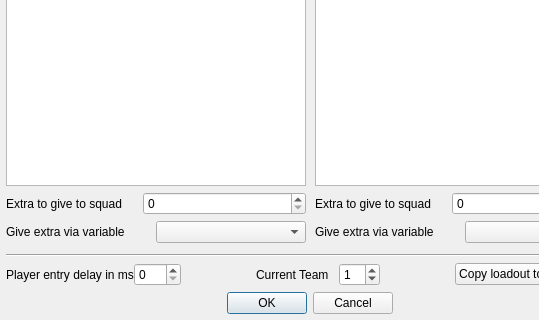
JohnAFernandez/fs2open, file qtfred/ui/LoadoutDialog.ui: the form before one commit; both pictures show x 0 to 539 and y 323 to 643 of the 620 by 643 pixel window.
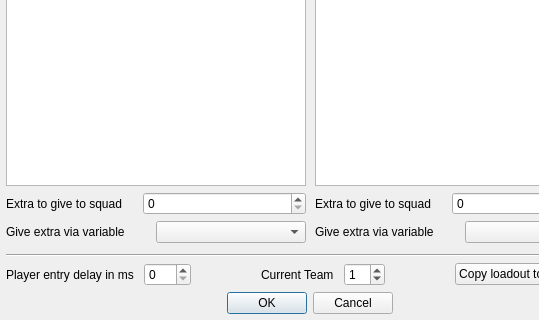
The form after the commit.

Commit message: Almost there...

The edit to the form file:
```diff
--- a/qtfred/ui/LoadoutDialog.ui
+++ b/qtfred/ui/LoadoutDialog.ui
@@ -131,7 +131,7 @@
           <string>&lt;html&gt;&lt;head/&gt;&lt;body&gt;&lt;p&gt;This is literally a delay before the player enters the mission.  It uses a very rough 250 ms per frame (much less frequent than gameplay), so it usually better to either have the player jump in just at the start or if you need debris, to mark a ship as destroyed before the mission begins.&lt;/p&gt;&lt;/body&gt;&lt;/html&gt;</string>
          </property>
          <property name="text">
-          <string>Player entry delay in ms</string>
+          <string>Player entry delay in ms   </string>
          </property>
         </widget>
        </item>
```
Left out of the diff: 13 changed lines with no effect on the pictures. The commit also changes 1 other file.
